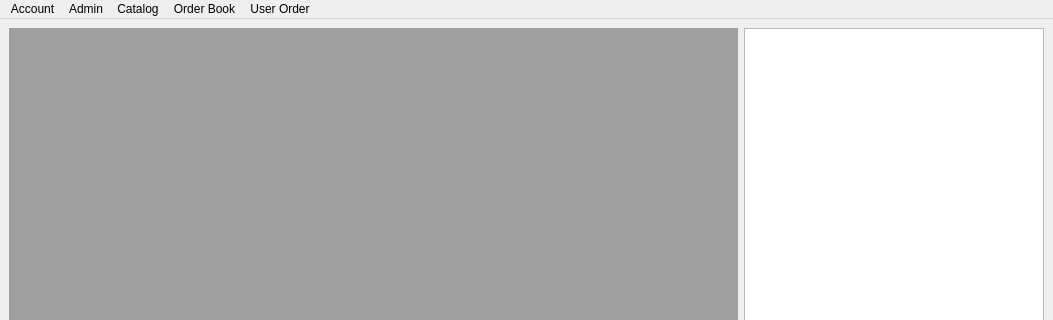
Old version of the form megaminemainwindow.ui in the repository BAPPAYNE/LuxeMine; both pictures show x 0 to 1053 and y 0 to 320 of the 1053 by 762 pixel window.
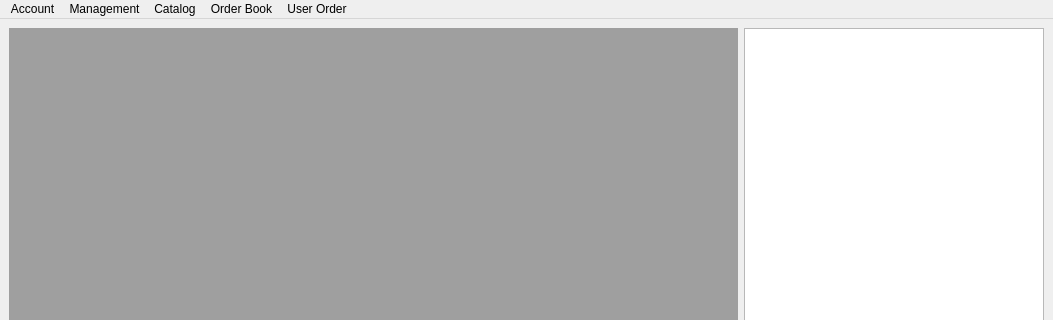
New version of the form.

```diff
--- a/megaminemainwindow.ui
+++ b/megaminemainwindow.ui
@@ -58,7 +58,7 @@
    </widget>
    <widget class="QMenu" name="menuAdmin">
     <property name="title">
-     <string>Admin</string>
+     <string>Management</string>
     </property>
     <addaction name="actionShow_Image"/>
     <addaction name="actionUpdate_Price"/>
```
